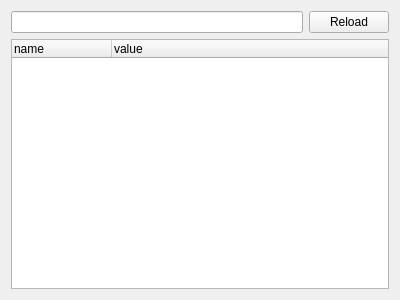
The window that core/synthesis/NumberAndTypeSynthesis/Permutations.ui (KmolYuan/Pyslvs-UI) describes before a commit, drawn with Qt 5.
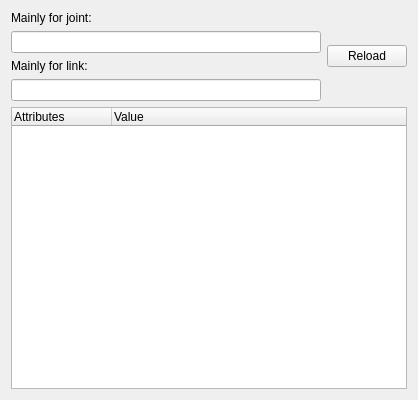
The same window after the commit. Icons and pictures are not drawn.

```diff
--- a/core/synthesis/NumberAndTypeSynthesis/Permutations.ui
+++ b/core/synthesis/NumberAndTypeSynthesis/Permutations.ui
@@ -6,8 +6,8 @@
    <rect>
     <x>0</x>
     <y>0</y>
-    <width>400</width>
-    <height>300</height>
+    <width>418</width>
+    <height>400</height>
    </rect>
   </property>
   <property name="windowTitle">
@@ -17,15 +17,40 @@
    <iconset resource="../../../icons.qrc">
     <normaloff>:/icons/NumberAndTypeSynthesis.png</normaloff>:/icons/NumberAndTypeSynthesis.png</iconset>
   </property>
-  <layout class="QVBoxLayout" name="verticalLayout">
+  <layout class="QVBoxLayout" name="verticalLayout_2">
    <item>
     <layout class="QHBoxLayout" name="horizontalLayout">
      <item>
-      <widget class="QLineEdit" name="Representation_text">
-       <property name="readOnly">
-        <bool>true</bool>
-       </property>
-      </widget>
+      <layout class="QVBoxLayout" name="verticalLayout">
+       <item>
+        <widget class="QLabel" name="label">
+         <property name="text">
+          <string>Mainly for joint:</string>
+         </property>
+        </widget>
+       </item>
+       <item>
+        <widget class="QLineEdit" name="Representation_joint">
+         <property name="readOnly">
+          <bool>true</bool>
+         </property>
+        </widget>
+       </item>
+       <item>
+        <widget class="QLabel" name="label_2">
+         <property name="text">
+          <string>Mainly for link:</string>
+         </property>
+        </widget>
+       </item>
+       <item>
+        <widget class="QLineEdit" name="Representation_link">
+         <property name="readOnly">
+          <bool>true</bool>
+         </property>
+        </widget>
+       </item>
+      </layout>
      </item>
      <item>
       <widget class="QPushButton" name="ReloadMechanism">
@@ -43,12 +68,12 @@
      </property>
      <column>
       <property name="text">
-       <string>name</string>
+       <string>Attributes</string>
       </property>
      </column>
      <column>
       <property name="text">
-       <string>value</string>
+       <string>Value</string>
       </property>
      </column>
     </widget>
```
